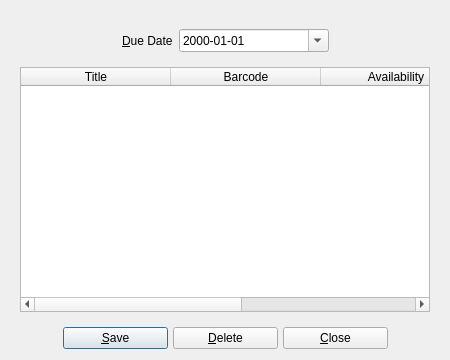
Before: the Qt Designer form UI/biblioteq_copybrowser.ui in textbrowser/biblioteq, drawn with Qt 5.
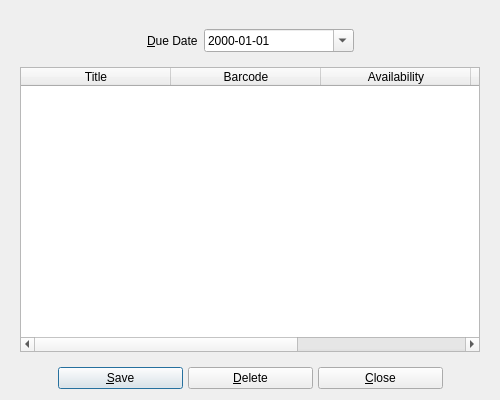
After: the same form once the commit is applied. Icons and pictures are not drawn.

```diff
--- a/UI/biblioteq_copybrowser.ui
+++ b/UI/biblioteq_copybrowser.ui
@@ -6,8 +6,8 @@
    <rect>
     <x>0</x>
     <y>0</y>
-    <width>450</width>
-    <height>360</height>
+    <width>500</width>
+    <height>400</height>
    </rect>
   </property>
   <property name="maximumSize">
@@ -185,7 +185,7 @@
       <widget class="QPushButton" name="saveButton">
        <property name="minimumSize">
         <size>
-         <width>105</width>
+         <width>125</width>
          <height>0</height>
         </size>
        </property>
@@ -202,7 +202,7 @@
       <widget class="QPushButton" name="deleteButton">
        <property name="minimumSize">
         <size>
-         <width>105</width>
+         <width>125</width>
          <height>0</height>
         </size>
        </property>
@@ -219,7 +219,7 @@
       <widget class="QPushButton" name="cancelButton">
        <property name="minimumSize">
         <size>
-         <width>105</width>
+         <width>125</width>
          <height>0</height>
         </size>
        </property>
```
